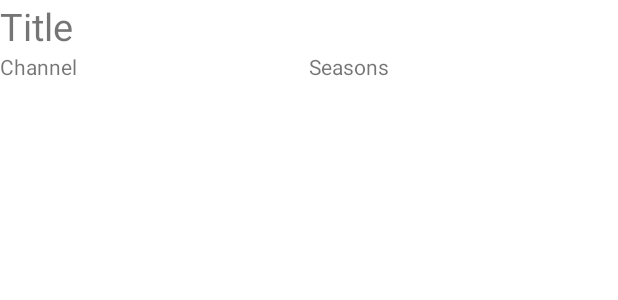
After one commit to vinilaureto/SeriesManager, an Android app: the layout layout_series.xml on its own in the app's theme, with its tools: preview values and no code run, on a phone screen of 412 x 824 dp. The commit adds this screen. Shown: the top 300 px of the screen. Run offline under Robolectric (Android 15) with nearby library versions, the phone set to English and light mode, and no system bars.

Commit message:
Create series adapter for list

```diff
--- /dev/null
+++ b/app/src/main/res/layout/layout_series.xml
@@ -0,0 +1,34 @@
+<?xml version="1.0" encoding="utf-8"?>
+<androidx.constraintlayout.widget.ConstraintLayout xmlns:android="http://schemas.android.com/apk/res/android"
+    android:layout_width="match_parent"
+    android:layout_height="match_parent"
+    xmlns:app="http://schemas.android.com/apk/res-auto">
+
+    <TextView
+        android:id="@+id/seriesTitleTv"
+        android:layout_width="match_parent"
+        android:layout_height="wrap_content"
+        android:text="Title"
+        android:textSize="25sp"
+        app:layout_constraintEnd_toEndOf="parent"
+        app:layout_constraintStart_toStartOf="parent"
+        app:layout_constraintTop_toTopOf="parent" />
+
+    <TextView
+        android:id="@+id/seriesChannelTv"
+        android:layout_width="0dp"
+        android:layout_height="wrap_content"
+        android:text="Channel"
+        app:layout_constraintStart_toStartOf="parent"
+        app:layout_constraintEnd_toStartOf="@id/seriesSeasonsTv"
+        app:layout_constraintTop_toBottomOf="@id/seriesTitleTv"/>
+
+    <TextView
+        android:id="@+id/seriesSeasonsTv"
+        android:layout_width="0dp"
+        android:layout_height="wrap_content"
+        android:text="Seasons"
+        app:layout_constraintStart_toEndOf="@id/seriesChannelTv"
+        app:layout_constraintEnd_toEndOf="parent"
+        app:layout_constraintTop_toBottomOf="@id/seriesTitleTv"/>
+</androidx.constraintlayout.widget.ConstraintLayout>
```
Also changed, not shown: app/src/main/java/com/vinilaureto/seriesmanager/MainActivity.kt (+22 -0 lines), app/src/main/java/com/vinilaureto/seriesmanager/adapter/SeriesAdapter.kt (added, +50 -0 lines).
